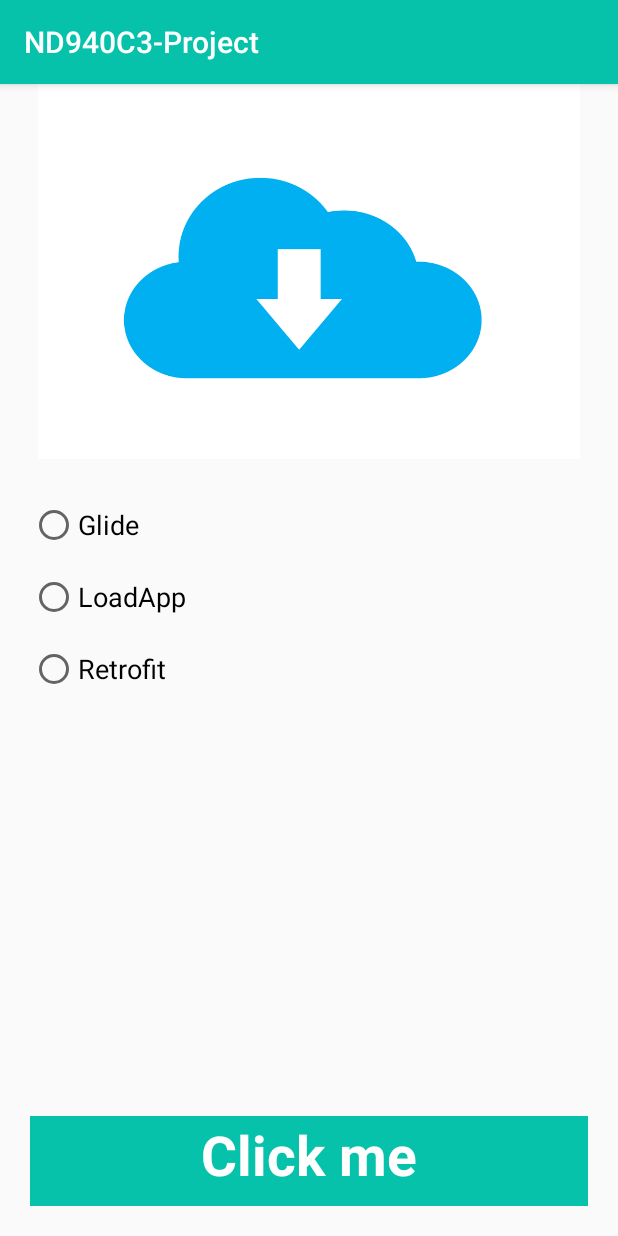
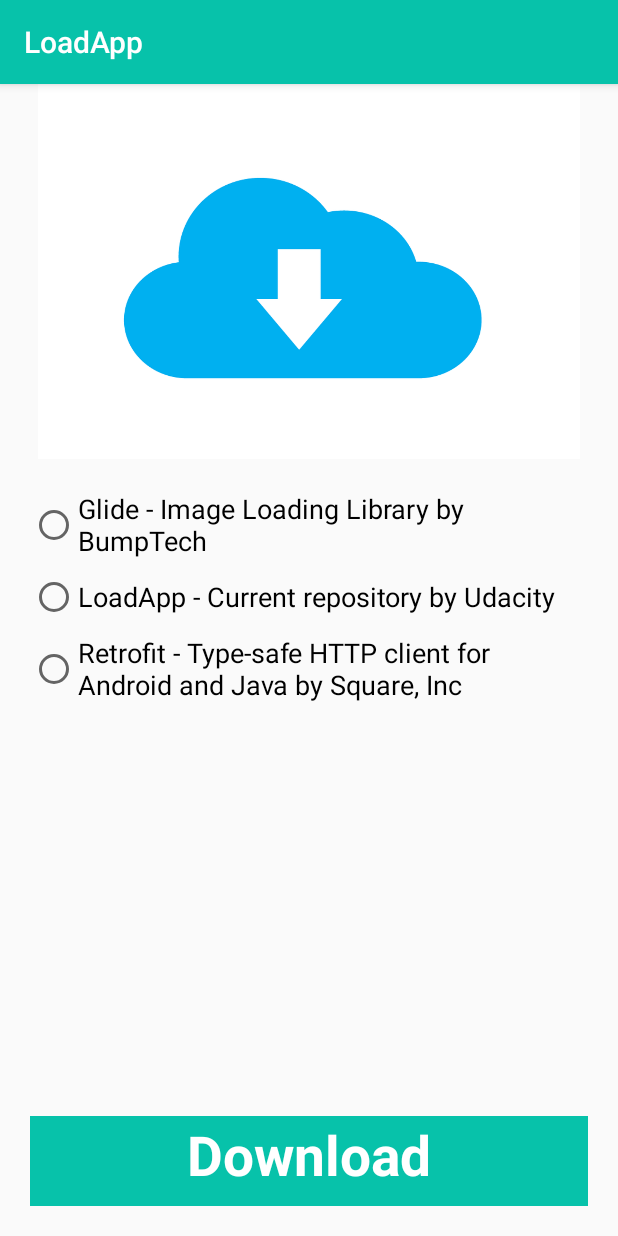
Before and after one commit to jbernardinojr/LoadApp, an Android app: the screen it shows after launch (MainActivity), on a phone screen of 412 x 824 dp. Run offline under Robolectric (Android 15) with nearby library versions, the phone set to English and light mode, and no system bars.

Commit message:
[LoadApp] Commit of MainViewModel and dependencies

```diff
--- a/app/build.gradle
+++ b/app/build.gradle
@@ -44,6 +44,8 @@ dependencies {
     implementation 'androidx.appcompat:appcompat:1.5.1'
     implementation 'com.google.android.material:material:1.6.1'
     implementation 'androidx.constraintlayout:constraintlayout:2.1.4'
+    implementation "androidx.lifecycle:lifecycle-runtime-ktx:2.6.0-alpha02"
+    implementation "androidx.fragment:fragment-ktx:1.5.3"
     testImplementation 'junit:junit:4.13.2'
     androidTestImplementation 'androidx.test.ext:junit:1.1.3'
     androidTestImplementation 'androidx.test.espresso:espresso-core:3.4.0'
--- a/app/src/main/java/br/com/bernardino/loadapp/LoadingButton.kt
+++ b/app/src/main/java/br/com/bernardino/loadapp/LoadingButton.kt
@@ -85,7 +85,6 @@ class LoadingButton @JvmOverloads constructor(
         context: Context
     ) {
         try {
-
             // button back-ground color
             bgColor = attr.getColor(
                 R.styleable.LoadingButton_bgColor,
@@ -133,7 +132,7 @@ class LoadingButton @JvmOverloads constructor(
         }
         // check the button state
         val buttonText = if (buttonState != ButtonState.Loading)
-            resources.getString(R.string.button_name) // We are loading as button text
+            resources.getString(R.string.button_download) // We are loading as button text
         else resources.getString(R.string.button_loading)// download as button text
 
         // write the text on custom button
@@ -144,5 +143,4 @@ class LoadingButton @JvmOverloads constructor(
     companion object {
         private const val TOTAL_PERCENT = 100.0
     }
-
 }
--- a/app/src/main/java/br/com/bernardino/loadapp/MainActivity.kt
+++ b/app/src/main/java/br/com/bernardino/loadapp/MainActivity.kt
@@ -2,13 +2,17 @@ package br.com.bernardino.loadapp
 
 import android.os.Bundle
 import android.widget.Toast
+import androidx.activity.viewModels
 import androidx.appcompat.app.AppCompatActivity
 import br.com.bernardino.loadapp.databinding.ActivityMainBinding
+import br.com.bernardino.loadapp.viewmodel.MainViewModel
 
 class MainActivity : AppCompatActivity() {
 
     private lateinit var binding: ActivityMainBinding
     private lateinit var loadingButton: LoadingButton
+
+    private val viewModel: MainViewModel by viewModels()
 
     override fun onCreate(savedInstanceState: Bundle?) {
         super.onCreate(savedInstanceState)
--- /dev/null
+++ b/app/src/main/java/br/com/bernardino/loadapp/viewmodel/MainViewModel.kt
@@ -0,0 +1,6 @@
+package br.com.bernardino.loadapp.viewmodel
+
+import androidx.lifecycle.ViewModel
+
+class MainViewModel: ViewModel() {
+}
--- a/app/src/main/res/layout/content_main.xml
+++ b/app/src/main/res/layout/content_main.xml
@@ -60,7 +60,7 @@
         android:layout_width="0dp"
         android:layout_height="60dp"
         android:layout_margin="20dp"
-        android:text="@string/app_name"
+        android:text="@string/button_download"
         app:layout_constraintBottom_toBottomOf="parent"
         app:layout_constraintEnd_toEndOf="parent"
         app:layout_constraintStart_toStartOf="parent" />
--- a/app/src/main/res/values/strings.xml
+++ b/app/src/main/res/values/strings.xml
@@ -1,5 +1,5 @@
 <resources>
-    <string name="app_name">ND940C3-Project</string>
+    <string name="app_name">LoadApp</string>
     <string name="app_description">Download files from Internet</string>
     <string name="action_settings">Settings</string>
 
@@ -9,10 +9,11 @@
     <string name="notification_button">See changes</string>
 
     <string name="button_name">Click me</string>
+    <string name="button_download">Download</string>
     <string name="button_loading">We are loading </string>
     <string name="title_activity_detail">DetailActivity</string>
-    <string name="glide">Glide</string>
-    <string name="loadapp">LoadApp</string>
-    <string name="retrofit">Retrofit</string>
+    <string name="glide">Glide - Image Loading Library by BumpTech</string>
+    <string name="loadapp">LoadApp - Current repository by Udacity</string>
+    <string name="retrofit">Retrofit - Type-safe HTTP client for Android and Java by Square, Inc</string>
     <string name="download_image_description">Cloud Download Image</string>
 </resources>
```
